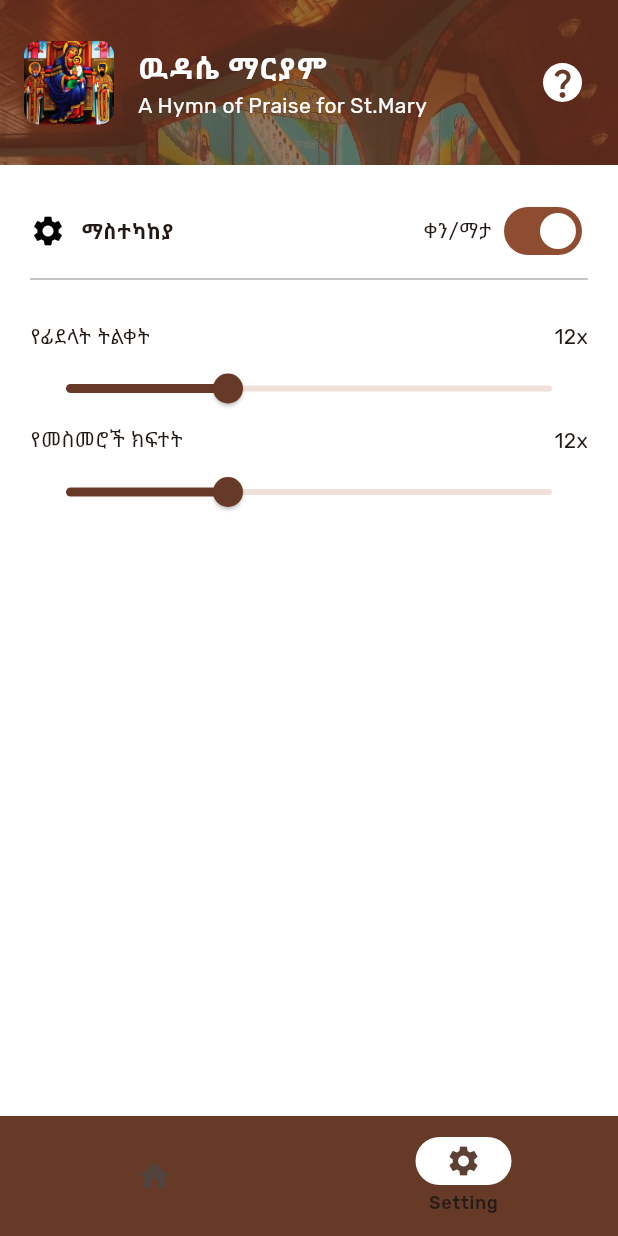
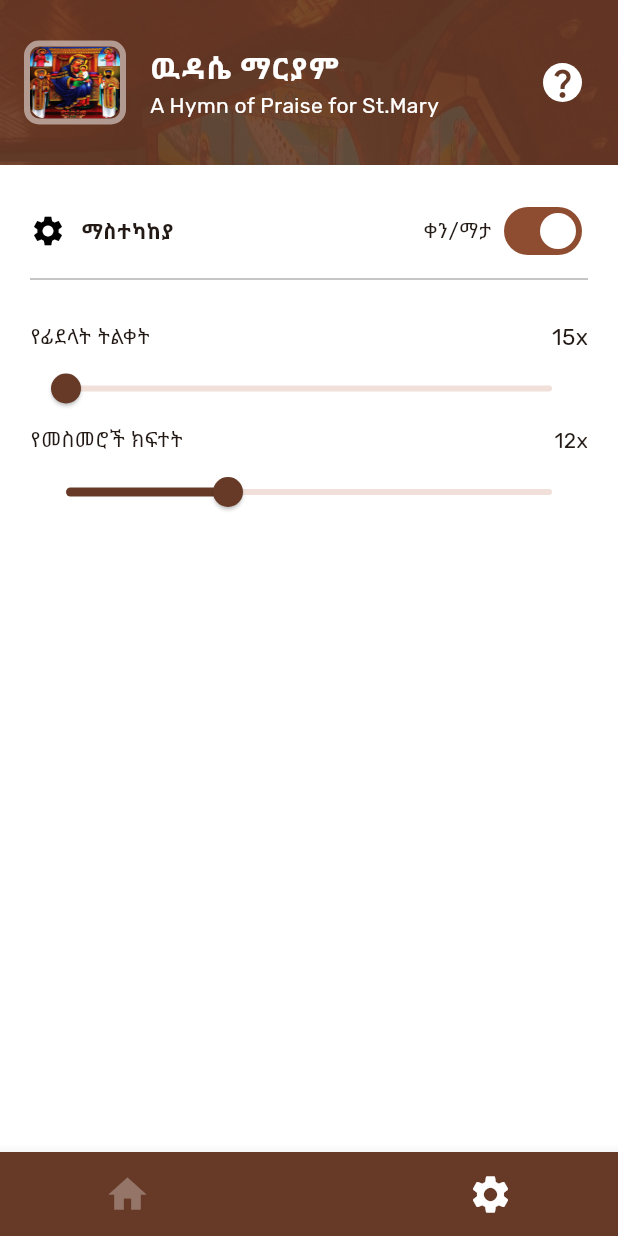
Before and after one commit to AmanuelDemelash/wudasemaryam, a Flutter app: the screen it shows after launch, item 2 of the bottom bar chosen, on a phone screen of 412 x 824 dp. Run offline on Flutter 3.47's test engine with Material 2 defaults, Android fonts, the phone set to English and light mode, and no system bars; drawn by our look-alikes of animated_bottom_navigation_bar; our stand-ins replace get; missing offline and left inert: dart:ffi.

Commit message:
first commit

```diff
--- a/lib/screen/homepage/homepage.dart
+++ b/lib/screen/homepage/homepage.dart
@@ -106,7 +106,6 @@ class Homepage extends StatelessWidget {
                       ),
                       child: Center(child: Text("ማንበብ የሚፈልጉትን ክፍል ይምረጡ",style: TextStyle(color:Constants().backColor),)),
                     ),
-                    const SizedBox(height: 15,),
                     Expanded(
                       child: ListView.builder(
                         physics: const BouncingScrollPhysics(),
--- a/lib/screen/homepage/mainhomepage.dart
+++ b/lib/screen/homepage/mainhomepage.dart
@@ -1,5 +1,6 @@
 
 
+import 'package:animated_bottom_navigation_bar/animated_bottom_navigation_bar.dart';
 import 'package:flutter/material.dart';
 import 'package:get/get.dart';
 import 'package:wudasemaryam/screen/homepage/homepage.dart';
@@ -26,30 +27,44 @@ class MainHomePage extends StatelessWidget {
           Setting()
         ],
       ),
+      floatingActionButtonLocation: FloatingActionButtonLocation.centerDocked,
       bottomNavigationBar: Obx(() =>
-          // BottomNavigationBar(items: [
-          //   BottomNavigationBarItem(icon:Icon(Icons.home),label: "Home"),
-          //   BottomNavigationBarItem(icon:Icon(Icons.settings),label: "Setting"),
-          //
-          // ])
-      NavigationBar(
-        selectedIndex: homeCOntroller.intialpage.value,
+      AnimatedBottomNavigationBar(
+        icons:const [Icons.home,Icons.settings],
+        activeColor: Constants().backColor,
+        inactiveColor: Constants().backColor.withOpacity(0.3),
+        activeIndex:homeCOntroller.intialpage.value,
+        gapLocation: GapLocation.center,
+        notchSmoothness: NotchSmoothness.smoothEdge,
         backgroundColor: Constants().primColor,
-        indicatorColor: Constants().backColor,
-        elevation: 0,
-        animationDuration: const Duration( milliseconds: 100),
-        labelBehavior: NavigationDestinationLabelBehavior.onlyShowSelected,
-        shadowColor: Constants().backColor,
-        destinations:const[
-        NavigationDestination(icon: Icon(Icons.home), label: "Home",),
-        NavigationDestination(icon: Icon(Icons.settings), label: "Setting"),
-      ],
-         onDestinationSelected: (value) {
-        homeCOntroller.intialpage.value=value;
-        pagecontroller.jumpToPage(value);
-         },
-      ),
-      )
+        iconSize: 30,
+        rightCornerRadius: 10,
+        leftCornerRadius: 10,
+        onTap: (index){
+          homeCOntroller.intialpage.value=index;
+          pagecontroller.jumpToPage(index);
+        }
+        //other params
+      ),)
+      // bottomNavigationBar: Obx(() =>
+      // NavigationBar(
+      //   selectedIndex: homeCOntroller.intialpage.value,
+      //   backgroundColor: Constants().primColor,
+      //   indicatorColor: Constants().backColor,
+      //   elevation: 0,
+      //   animationDuration: const Duration( milliseconds: 100),
+      //   labelBehavior: NavigationDestinationLabelBehavior.onlyShowSelected,
+      //   shadowColor: Constants().backColor,
+      //   destinations:const[
+      //   NavigationDestination(icon: Icon(Icons.home), label: "Home",),
+      //   NavigationDestination(icon: Icon(Icons.settings), label: "Setting"),
+      // ],
+      //    onDestinationSelected: (value) {
+      //   homeCOntroller.intialpage.value=value;
+      //   pagecontroller.jumpToPage(value);
+      //    },
+      // ),
+      // )
     );
   }
 }
--- a/lib/screen/homepage/widgets/daypraycard.dart
+++ b/lib/screen/homepage/widgets/daypraycard.dart
@@ -1,5 +1,3 @@
-
-
 
 import 'package:flutter/material.dart';
 import 'package:get/get.dart';
@@ -10,7 +8,6 @@ import '../../../utils/constant.dart';
 class DayPrayCard extends StatelessWidget {
   int index;
    DayPrayCard({super.key,required this.index});
-
    final homepageconteroller=Get.put(HomepageController());
 
   @override
@@ -25,7 +22,7 @@ class DayPrayCard extends StatelessWidget {
               borderRadius: BorderRadius.circular(10),
               color: Constants().backColor,
               border: Border.all(
-                  color: Constants().textColor.withOpacity(0.6),
+                  color: Constants().textColor.withOpacity(0.3),
                   width:1,
                   style: BorderStyle.solid
               )
--- /dev/null
+++ b/lib/screen/setting/controller/settingController.dart
@@ -0,0 +1,9 @@
+
+
+ import 'package:get/get.dart';
+
+class SettingCOntroller extends GetxController{
+
+   RxInt textsize=15.obs;
+   RxDouble textLineSpacing=1.5.obs;
+}
--- a/lib/screen/setting/setting.dart
+++ b/lib/screen/setting/setting.dart
@@ -2,10 +2,12 @@
 
 import 'package:flutter/material.dart';
 import 'package:get/get.dart';
+import 'package:wudasemaryam/screen/setting/controller/settingController.dart';
 import 'package:wudasemaryam/utils/constant.dart';
 
 class Setting extends StatelessWidget {
-  const Setting({super.key});
+   Setting({super.key});
+  var settingCOntroller=Get.put(SettingCOntroller());
 
   @override
   Widget build(BuildContext context) {
@@ -23,18 +25,21 @@ class Setting extends StatelessWidget {
                   Container(
                     width: Get.width,
                     height: 110,
-                      color: Constants().primColor.withOpacity(0.7),
+                      color: Constants().primColor.withOpacity(0.9),
                     child: Center(
                       child: ListTile(
                         leading:Container(
-                            decoration:const BoxDecoration(
-                              borderRadius: BorderRadius.all(Radius.circular(10)),
-
+                            decoration:BoxDecoration(
+                              borderRadius:const BorderRadius.all(Radius.circular(10)),
+                                border: Border.all(
+                                    width: 4,
+                                    color: Constants().backColor.withOpacity(0.5)
+                                )
                             ),
                             child:
                             ClipRRect(
                                 borderRadius: BorderRadius.circular(10),
-                                child: const Image(image: AssetImage("assets/images/splashimage.jpeg"),width: 60,height: 60,fit: BoxFit.cover,))
+                                child: const Image(image: AssetImage("assets/images/splashimage.jpeg"),width: 60,height: 60,fit: BoxFit.fill,))
                         ),
                         title:Text("ዉዳሴ ማርያም",style: TextStyle(color: Constants().backColor,fontWeight: FontWeight.bold,fontSize: 20),),
                         subtitle:Text("A Hymn of Praise for St.Mary",style: TextStyle(color: Constants().backColor),),
@@ -50,9 +55,12 @@ class Setting extends StatelessWidget {
                       ),
                     ),
                   ),
-                  Expanded(child: Container(
-                    color: Constants().backColor,
+                  Expanded(
+                      child: Container(
                     padding: const EdgeInsets.all(20),
+                    decoration: BoxDecoration(
+                        color: Constants().backColor,
+                    ),
                     child: Column(
                       children: [
                         Row(
@@ -83,22 +91,22 @@ class Setting extends StatelessWidget {
                           thickness:1,
                         ),
                         const SizedBox(height: 20,),
-                        const Row(
+                         Row(
                           mainAxisAlignment: MainAxisAlignment.spaceBetween,
                           children: [
-                            Text("የፊደላት ትልቀት"),
-                            Text("12x")
+                            const Text("የፊደላት ትልቀት"),
+                            Obx(() =>Text("${settingCOntroller.textsize.value.toString()}x",style: TextStyle(fontSize:settingCOntroller.textsize.value.toDouble()),))
                       ]
                         ),
+                        Obx(() =>
                         Slider(
-                          value: 20,
-                          min: 10,
+                          value: settingCOntroller.textsize.value.toDouble(),
+                          min:15,
                           max: 40,
                           activeColor: Constants().primColor,
                           onChanged:(value) {
-
-                        },),
-
+                            settingCOntroller.textsize.value=value.toInt();
+                        },),),
                         const Row(
                             mainAxisAlignment: MainAxisAlignment.spaceBetween,
                             children: [
--- a/lib/utils/constant.dart
+++ b/lib/utils/constant.dart
@@ -10,4 +10,12 @@ class Constants{
   final Color backColor=const Color(0xffFFFFFF);
   final Color textColor=const Color(0xff000000);
 
+   //prays
+
+  final List<String> telot=
+  ["ጸልተ ሃይማኖት አምን በአሐደ አምሊክ እግዚአብሔር አብ፣ አኃዜ ኩለ ገባሬ ሰማያት ወምድ ያስተርኢ ወ዗ኢያስተርኢ።ወነአምን በአሐደ እግዚእ ኢየሱስክርስቶስ፣ወሌዯ አብ ዋሕድ ዗ህሌው ምስላሁእምቅድመ ይትፈጠር ዓሇም።\nብርሃን ዗እምብርሃንአምሊክ ዗እምአምሊክበአማን ዗ተወሌዯ ወአኮ ዗ተገብረ዗ዕሩይ ምስሇ አብ በመሇኮቱ።ጸልተ ሃይማኖት አምን በአሐደ አምሊክ እግዚአብሔር አብ፣ አኃዜ ኩለ ገባሬ ሰማያት ወምድ ያስተርኢ ወ዗ኢያስተርኢ ጸልተ ሃይማኖት አምን በአሐደ አምሊክ እግዚአብሔር አብ፣ አኃዜ ኩለ ገባሬ ሰማያት ወምድ ያስተርኢ ወ዗ኢያስተርኢ",
+
+
+  ];
+
 }
--- a/pubspec.yaml
+++ b/pubspec.yaml
@@ -36,6 +36,7 @@ dependencies:
   # Use with the CupertinoIcons class for iOS style icons.
   cupertino_icons: ^1.0.2
   get: ^4.6.6
+  animated_bottom_navigation_bar: ^1.3.0
 
 dev_dependencies:
   flutter_test:
```
Also changed, not shown: lib/screen/praydetail/praydetail.dart (+88 -5 lines), pubspec.lock.
